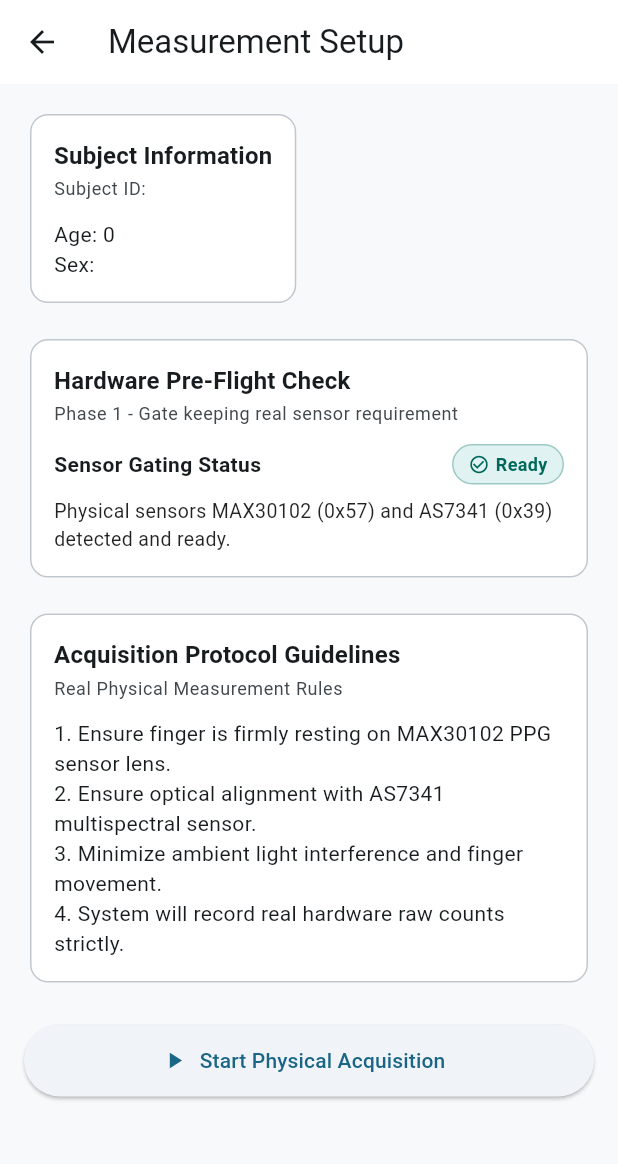
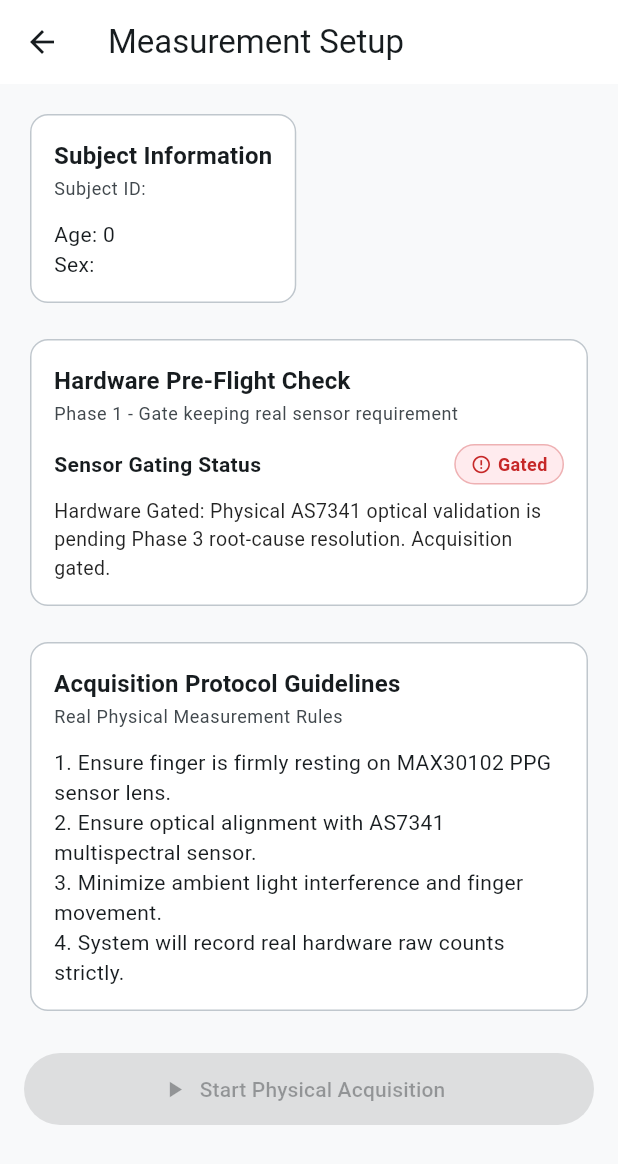
Before and after one commit to aspathak2705/Research-Project-, a Flutter app: the PatientDetailScreen screen opened directly with empty values, after a tap on "Start Measurement Session", on a phone screen of 412 x 824 dp. Shown: the top 1164 px of the screen. Run offline on Flutter 3.47's test engine with Material 3 defaults, Android fonts, the phone set to English and light mode, and no system bars; our stand-ins replace share_plus, sqflite; accounts and stored records are empty; network calls fail.

Commit message:
fix(api,app): align backend and mobile contracts for pre-hardware gating
- Add 'detected' alias in SensorHealthInfo backend schema and service to maintain wire compatibility with mobile clients.
- Update Flutter HttpDeviceService to accept both 'ok' and 'READY' from /api/health and parse 'present' and 'detected' keys.
- Extend Flutter SensorStatus model and MeasurementSetupScreen preflight checks to enforce research_ready and physically_validated gating before acquisition.

```diff
--- a/hemopi_app/lib/core/models/sensor_status.dart
+++ b/hemopi_app/lib/core/models/sensor_status.dart
@@ -9,8 +9,11 @@ class SensorStatus {
   final String sensorName;
   final String address;
   final bool max30102Present;
+  final bool max30102ResearchReady;
   final String max30102Message;
   final bool as7341Present;
+  final bool as7341ResearchReady;
+  final bool as7341PhysicallyValidated;
   final String as7341Message;
   final SensorHealthState connectionState;
 
@@ -18,8 +21,11 @@ class SensorStatus {
     required this.sensorName,
     required this.address,
     this.max30102Present = true,
+    this.max30102ResearchReady = true,
     this.max30102Message = 'MAX30102 detected at 0x57. Pending Phase 4 Validation.',
     this.as7341Present = true,
+    this.as7341ResearchReady = false,
+    this.as7341PhysicallyValidated = false,
     this.as7341Message = 'AS7341 detected at 0x39. Pending Phase 3 Validation.',
     required this.connectionState,
   });
--- a/hemopi_app/lib/core/services/device_service.dart
+++ b/hemopi_app/lib/core/services/device_service.dart
@@ -39,7 +39,7 @@ class HttpDeviceService implements DeviceService {
     );
     try {
       final res = await apiClient.get('/api/health');
-      if (res != null && res['api'] == 'READY') {
+      if (res != null && (res['api'] == 'READY' || res['api'] == 'ok')) {
         _deviceInfo.value = DeviceInfo(
           hostname: res['hostname'] ?? 'hemopi.local',
           deviceName: 'HemoPi Portable Analyzer',
@@ -90,14 +90,25 @@ class HttpDeviceService implements DeviceService {
       if (res != null && res['max30102'] != null && res['as7341'] != null) {
         final maxInfo = res['max30102'];
         final asInfo = res['as7341'];
+        final maxPresent = (maxInfo['present'] ?? maxInfo['detected']) ?? false;
+        final asPresent = (asInfo['present'] ?? asInfo['detected']) ?? false;
+        final maxReady = maxInfo['research_ready'] == true;
+        final asReady = asInfo['research_ready'] == true;
+        final asValidated = asInfo['physically_validated'] == true;
+
         return SensorStatus(
           sensorName: 'MAX30102 PPG',
           address: '0x57',
-          max30102Present: maxInfo['detected'] ?? false,
+          max30102Present: maxPresent,
+          max30102ResearchReady: maxReady,
           max30102Message: maxInfo['message'] ?? 'No status',
-          as7341Present: asInfo['detected'] ?? false,
+          as7341Present: asPresent,
+          as7341ResearchReady: asReady,
+          as7341PhysicallyValidated: asValidated,
           as7341Message: asInfo['message'] ?? 'No status',
-          connectionState: SensorHealthState.pendingValidation,
+          connectionState: (asReady && maxReady)
+              ? SensorHealthState.validated
+              : SensorHealthState.pendingValidation,
         );
       }
     } catch (_) {}
--- a/hemopi_app/lib/features/measurement/screens/measurement_setup_screen.dart
+++ b/hemopi_app/lib/features/measurement/screens/measurement_setup_screen.dart
@@ -41,12 +41,22 @@ class _MeasurementSetupScreenState extends State<MeasurementSetupScreen> {
     try {
       final status = await widget.deviceService.getSensorStatus();
       if (mounted) {
-        final ready = status.max30102Present && status.as7341Present;
+        final ready = status.max30102Present &&
+            status.as7341Present &&
+            status.as7341ResearchReady &&
+            status.as7341PhysicallyValidated;
         setState(() {
           _hardwareReady = ready;
-          _hardwareStatusText = ready
-              ? 'Physical sensors MAX30102 (0x57) and AS7341 (0x39) detected and ready.'
-              : 'Hardware Gated: ${status.max30102Present ? "" : "MAX30102 missing. "}${status.as7341Present ? "" : "AS7341 missing."} Real hardware required to proceed.';
+          if (!status.max30102Present || !status.as7341Present) {
+            _hardwareStatusText =
+                'Hardware Gated: ${status.max30102Present ? "" : "MAX30102 missing. "}${status.as7341Present ? "" : "AS7341 missing."} Real physical sensors required.';
+          } else if (!status.as7341ResearchReady || !status.as7341PhysicallyValidated) {
+            _hardwareStatusText =
+                'Hardware Gated: Physical AS7341 optical validation is pending Phase 3 root-cause resolution. Acquisition gated.';
+          } else {
+            _hardwareStatusText =
+                'Physical sensors MAX30102 (0x57) and AS7341 (0x39) validated and ready for research acquisition.';
+          }
           _isCheckingHardware = false;
         });
       }
```
Also changed, not shown: data/patients.json (+21 -0 lines), 2 other files.
